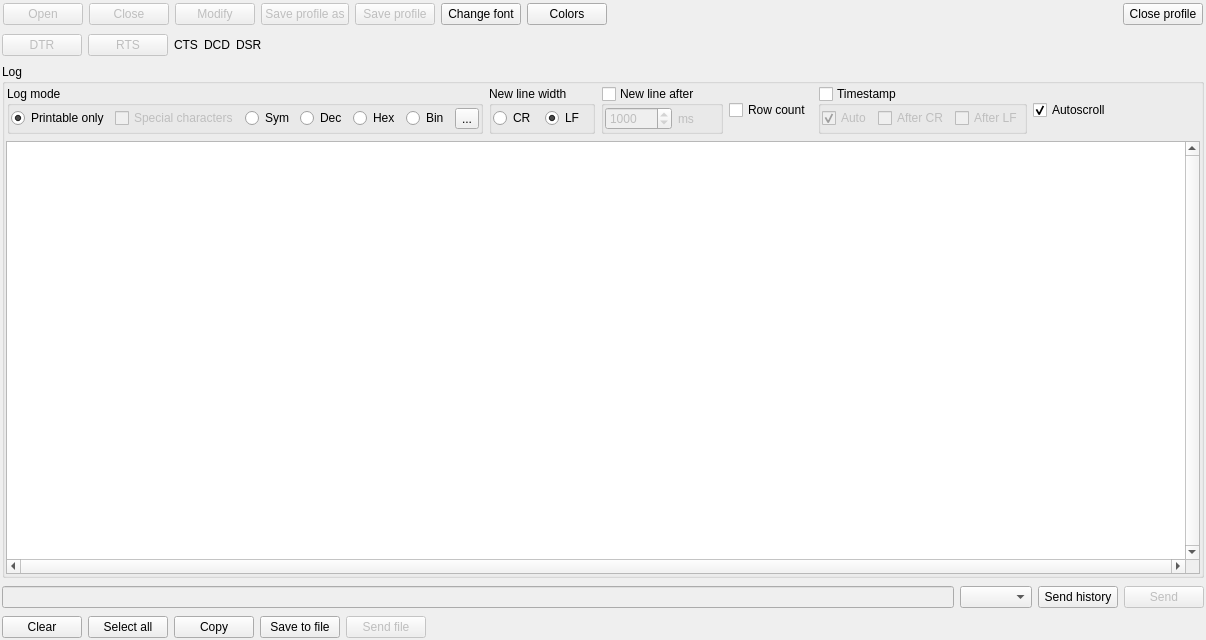
Above: qdterminal.ui from denisgottardello/QtComPort before the change. Below: the same form after it.
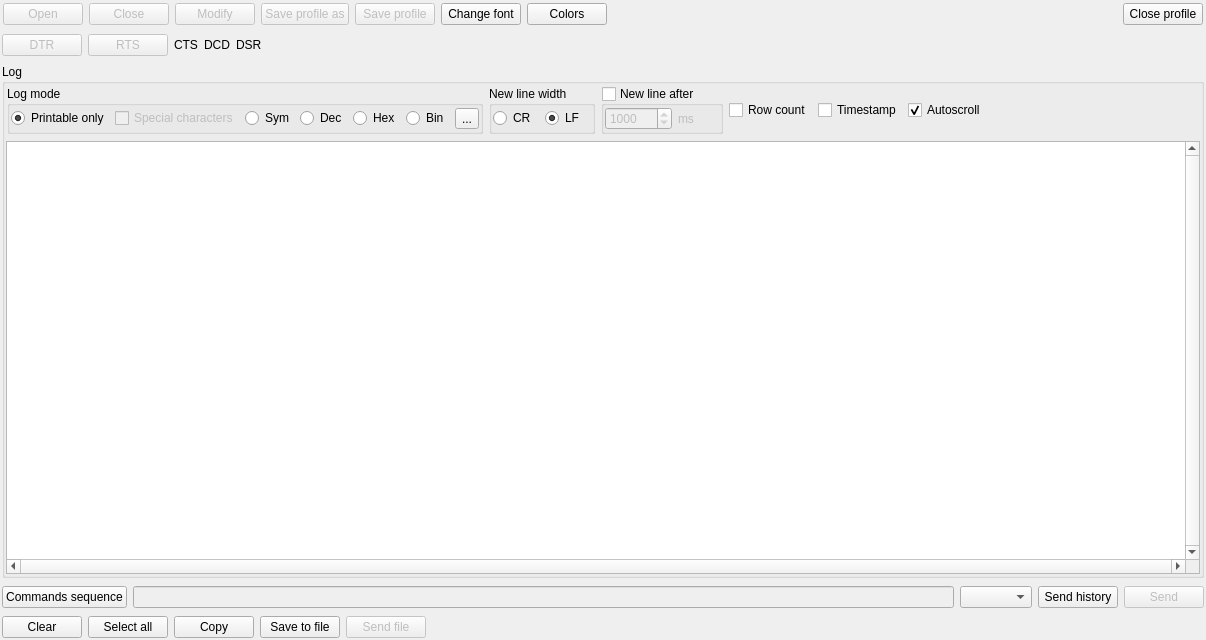
That is the form after the change. Icons and pictures are not drawn.

Commit message: Commands list (both hex and text). QtComPort can send in loop commands taken from the list. Terminal improved

Patch:
```diff
--- a/qdterminal.ui
+++ b/qdterminal.ui
@@ -479,63 +479,16 @@
              </widget>
             </item>
             <item>
-             <widget class="QGroupBox" name="QGBTimestamp">
-              <property name="title">
+             <widget class="QCheckBox" name="QCBTimestamp">
+              <property name="enabled">
+               <bool>true</bool>
+              </property>
+              <property name="text">
                <string>Timestamp</string>
               </property>
-              <property name="checkable">
-               <bool>true</bool>
-              </property>
               <property name="checked">
                <bool>false</bool>
               </property>
-              <layout class="QHBoxLayout" name="horizontalLayout_10">
-               <property name="leftMargin">
-                <number>1</number>
-               </property>
-               <property name="topMargin">
-                <number>1</number>
-               </property>
-               <property name="rightMargin">
-                <number>1</number>
-               </property>
-               <property name="bottomMargin">
-                <number>1</number>
-               </property>
-               <item>
-                <widget class="QCheckBox" name="QCBTimestampAuto">
-                 <property name="enabled">
-                  <bool>true</bool>
-                 </property>
-                 <property name="text">
-                  <string>Auto</string>
-                 </property>
-                 <property name="checked">
-                  <bool>true</bool>
-                 </property>
-                </widget>
-               </item>
-               <item>
-                <widget class="QCheckBox" name="QCBTimestampAfterCR">
-                 <property name="enabled">
-                  <bool>true</bool>
-                 </property>
-                 <property name="text">
-                  <string>After CR</string>
-                 </property>
-                </widget>
-               </item>
-               <item>
-                <widget class="QCheckBox" name="QCBTimestampAfterLF">
-                 <property name="enabled">
-                  <bool>true</bool>
-                 </property>
-                 <property name="text">
-                  <string>After LF</string>
-                 </property>
-                </widget>
-               </item>
-              </layout>
              </widget>
             </item>
             <item>
@@ -598,6 +551,16 @@
       <property name="bottomMargin">
        <number>1</number>
       </property>
+      <item>
+       <widget class="QPushButton" name="QPBCommandsSequence">
+        <property name="text">
+         <string>Commands sequence</string>
+        </property>
+        <property name="checkable">
+         <bool>true</bool>
+        </property>
+       </widget>
+      </item>
       <item>
        <widget class="QLineEdit" name="QLESend">
         <property name="enabled">
```
Left out of the diff: 10 changed lines with no effect on the pictures. The commit also changes 12 other files.
